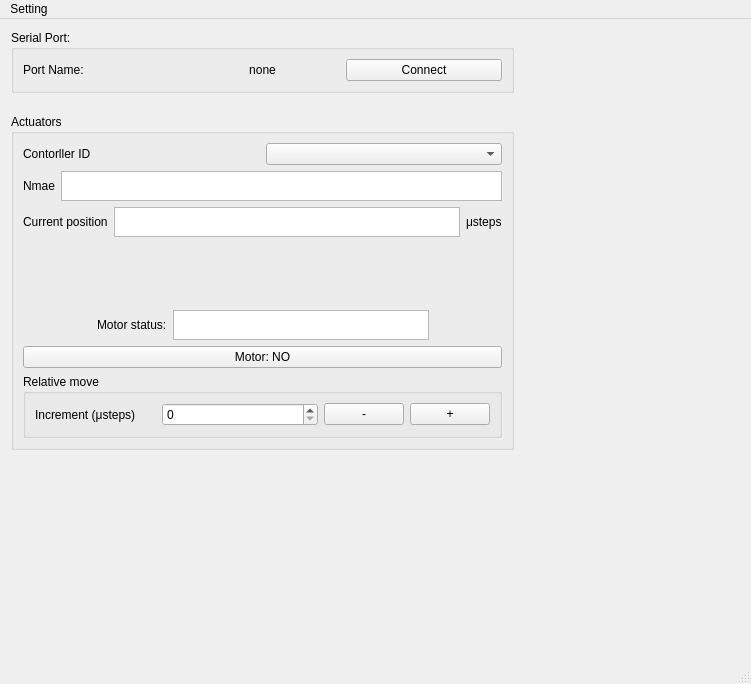
Qt form mainwindow.ui (maruta01/NanoPiezoActuator) before a commit.
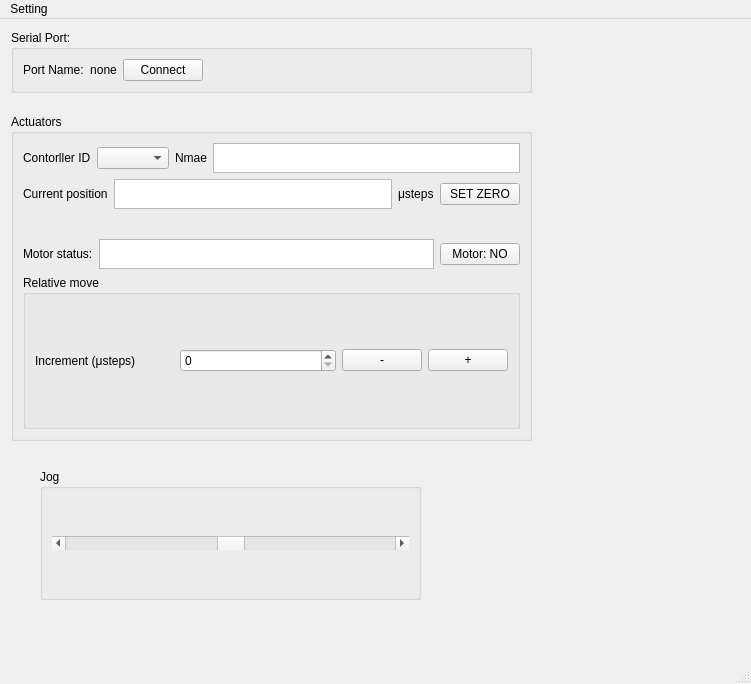
The same form after that commit.

Commit message: update ui jog speed

```diff
--- a/mainwindow.ui
+++ b/mainwindow.ui
@@ -19,8 +19,8 @@
      <rect>
       <x>11</x>
       <y>11</y>
-      <width>503</width>
-      <height>420</height>
+      <width>521</width>
+      <height>411</height>
      </rect>
     </property>
     <layout class="QVBoxLayout" name="verticalLayout">
@@ -54,6 +54,19 @@
           </property>
          </widget>
         </item>
+        <item>
+         <spacer name="horizontalSpacer">
+          <property name="orientation">
+           <enum>Qt::Horizontal</enum>
+          </property>
+          <property name="sizeHint" stdset="0">
+           <size>
+            <width>40</width>
+            <height>20</height>
+           </size>
+          </property>
+         </spacer>
+        </item>
        </layout>
       </widget>
      </item>
@@ -91,8 +104,6 @@
           <item>
            <widget class="QComboBox" name="contorller_id_comboBox"/>
           </item>
-         </layout>
-        </item>
         <item>
          <layout class="QHBoxLayout" name="horizontalLayout_4">
           <item>
@@ -114,6 +125,8 @@
           </item>
          </layout>
         </item>
+         </layout>
+        </item>
         <item>
          <layout class="QHBoxLayout" name="horizontalLayout_5">
           <item>
@@ -140,6 +153,13 @@
             </property>
            </widget>
           </item>
+          <item>
+           <widget class="QPushButton" name="set_zero_pushButton">
+            <property name="text">
+             <string>SET ZERO</string>
+            </property>
+           </widget>
+          </item>
          </layout>
         </item>
         <item>
@@ -147,32 +167,19 @@
           <property name="orientation">
            <enum>Qt::Vertical</enum>
           </property>
+          <property name="sizeType">
+           <enum>QSizePolicy::Preferred</enum>
+          </property>
           <property name="sizeHint" stdset="0">
            <size>
             <width>20</width>
-            <height>40</height>
+            <height>24</height>
            </size>
           </property>
          </spacer>
         </item>
         <item>
          <layout class="QHBoxLayout" name="horizontalLayout_6">
-          <item>
-           <spacer name="horizontalSpacer_3">
-            <property name="orientation">
-             <enum>Qt::Horizontal</enum>
-            </property>
-            <property name="sizeType">
-             <enum>QSizePolicy::MinimumExpanding</enum>
-            </property>
-            <property name="sizeHint" stdset="0">
-             <size>
-              <width>40</width>
-              <height>20</height>
-             </size>
-            </property>
-           </spacer>
-          </item>
           <item>
            <widget class="QLabel" name="motor_status_label">
             <property name="text">
@@ -191,30 +198,14 @@
            </widget>
           </item>
           <item>
-           <spacer name="horizontalSpacer_4">
-            <property name="orientation">
-             <enum>Qt::Horizontal</enum>
-            </property>
-            <property name="sizeType">
-             <enum>QSizePolicy::MinimumExpanding</enum>
-            </property>
-            <property name="sizeHint" stdset="0">
-             <size>
-              <width>40</width>
-              <height>20</height>
-             </size>
-            </property>
-           </spacer>
-          </item>
-         </layout>
-        </item>
-        <item>
          <widget class="QPushButton" name="motor_pushButton">
           <property name="text">
            <string>Motor: NO</string>
           </property>
          </widget>
         </item>
+         </layout>
+        </item>
         <item>
          <widget class="QGroupBox" name="groupBox_2">
           <property name="font">
@@ -305,6 +296,43 @@
      </item>
     </layout>
    </widget>
+   <widget class="QGroupBox" name="groupBox_3">
+    <property name="geometry">
+     <rect>
+      <x>40</x>
+      <y>450</y>
+      <width>381</width>
+      <height>131</height>
+     </rect>
+    </property>
+    <property name="title">
+     <string>Jog</string>
+    </property>
+    <layout class="QVBoxLayout" name="verticalLayout_4">
+     <item>
+      <widget class="QScrollBar" name="horizontalScrollBar">
+       <property name="maximum">
+        <number>14</number>
+       </property>
+       <property name="pageStep">
+        <number>1</number>
+       </property>
+       <property name="value">
+        <number>7</number>
+       </property>
+       <property name="tracking">
+        <bool>true</bool>
+       </property>
+       <property name="orientation">
+        <enum>Qt::Horizontal</enum>
+       </property>
+       <property name="invertedAppearance">
+        <bool>true</bool>
+       </property>
+      </widget>
+     </item>
+    </layout>
+   </widget>
   </widget>
   <widget class="QMenuBar" name="menubar">
    <property name="geometry">
```
Lines whose indentation alone changed are shown as unchanged. The commit also changes 3 other files.
